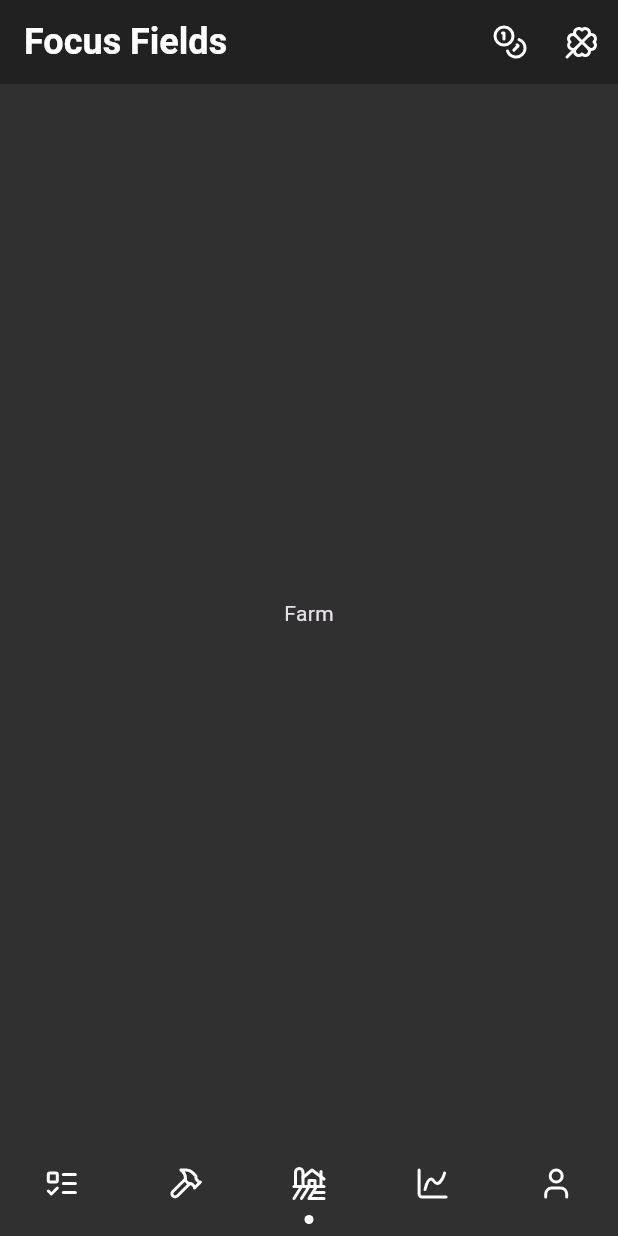
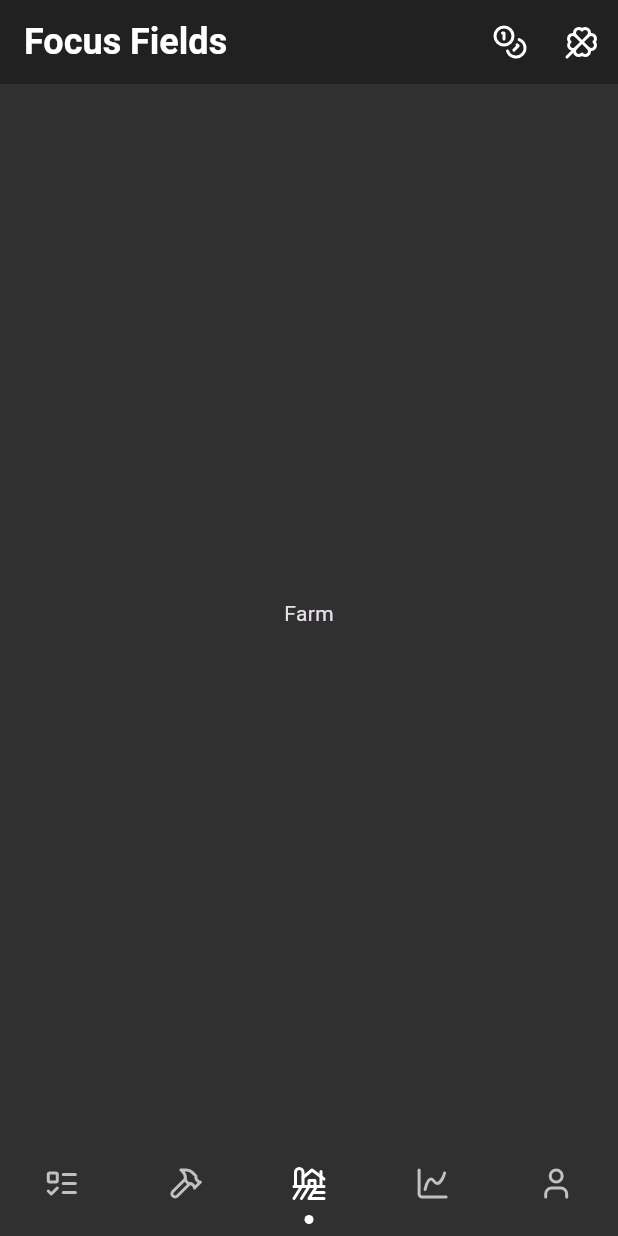
Before and after one commit to Gabriel-L-Martins/Focus-Fields, a Flutter app: the screen it shows after launch, on a phone screen of 412 x 824 dp. Run offline on Flutter 3.47's test engine with Material 3 defaults, Android fonts, the phone set to English and light mode, and no system bars; our stand-ins replace flutter_svg.

```diff
--- a/lib/components/custom_bottom_navigation_bar.dart
+++ b/lib/components/custom_bottom_navigation_bar.dart
@@ -1,22 +1,23 @@
 import 'package:flutter/material.dart';
+import 'package:flutter_svg/flutter_svg.dart';
 
 class CustomBottomNavigationBar extends StatelessWidget {
   final int currentIndex;
   final Function(int) onTap;
-  final List<Widget> items;
+  final List<String> iconPaths;
 
   const CustomBottomNavigationBar({
     super.key,
     required this.currentIndex,
     required this.onTap,
-    required this.items,
+    required this.iconPaths,
   });
 
   @override
   Widget build(BuildContext context) {
     return LayoutBuilder(
       builder: (context, constraints) {
-        final itemWidth = constraints.maxWidth / items.length;
+        final itemWidth = constraints.maxWidth / iconPaths.length;
         return Padding(
           padding: const EdgeInsets.only(bottom: 8),
           child: SizedBox(
@@ -39,7 +40,7 @@ class CustomBottomNavigationBar extends StatelessWidget {
                   ),
                 ),
                 Row(
-                  children: List.generate(items.length, (index) {
+                  children: List.generate(iconPaths.length, (index) {
                     return Expanded(
                       child: GestureDetector(
                         behavior: HitTestBehavior.opaque,
@@ -47,7 +48,17 @@ class CustomBottomNavigationBar extends StatelessWidget {
                         child: Container(
                           padding: const EdgeInsets.symmetric(vertical: 12),
                           alignment: Alignment.center,
-                          child: items[index],
+                          child: SvgPicture.asset(
+                            iconPaths[index],
+                            height: 24,
+                            width: 24,
+                            colorFilter: ColorFilter.mode(
+                              currentIndex == index
+                                  ? Colors.white
+                                  : Colors.white70,
+                              BlendMode.srcIn,
+                            ),
+                          ),
                         ),
                       ),
                     );
--- a/lib/pages/home_screen.dart
+++ b/lib/pages/home_screen.dart
@@ -22,6 +22,15 @@ class _HomeScreenState extends State<HomeScreen> {
     Farm(),
     Chart(),
     Profile(),
+  ];
+
+  // List of icon paths used in the custom navigation bar.
+  final List<String> _iconPaths = const [
+    'assets/icons/list-todo.svg',
+    'assets/icons/hammer.svg',
+    'assets/icons/farm.svg',
+    'assets/icons/chart-spline.svg',
+    'assets/icons/user.svg',
   ];
 
   @override
@@ -58,38 +67,7 @@ class _HomeScreenState extends State<HomeScreen> {
             _currentIndex = index;
           });
         },
-        items: [
-          SvgPicture.asset(
-            'assets/icons/list-todo.svg',
-            height: 24,
-            width: 24,
-            colorFilter: ColorFilter.mode(Colors.white, BlendMode.srcIn),
-          ),
-          SvgPicture.asset(
-            'assets/icons/hammer.svg',
-            height: 24,
-            width: 24,
-            colorFilter: ColorFilter.mode(Colors.white, BlendMode.srcIn),
-          ),
-          SvgPicture.asset(
-            'assets/icons/farm.svg',
-            height: 24,
-            width: 24,
-            colorFilter: ColorFilter.mode(Colors.white, BlendMode.srcIn),
-          ),
-          SvgPicture.asset(
-            'assets/icons/chart-spline.svg',
-            height: 24,
-            width: 24,
-            colorFilter: ColorFilter.mode(Colors.white, BlendMode.srcIn),
-          ),
-          SvgPicture.asset(
-            'assets/icons/user.svg',
-            height: 24,
-            width: 24,
-            colorFilter: ColorFilter.mode(Colors.white, BlendMode.srcIn),
-          ),
-        ],
+        iconPaths: _iconPaths,
       ),
     );
   }
```
